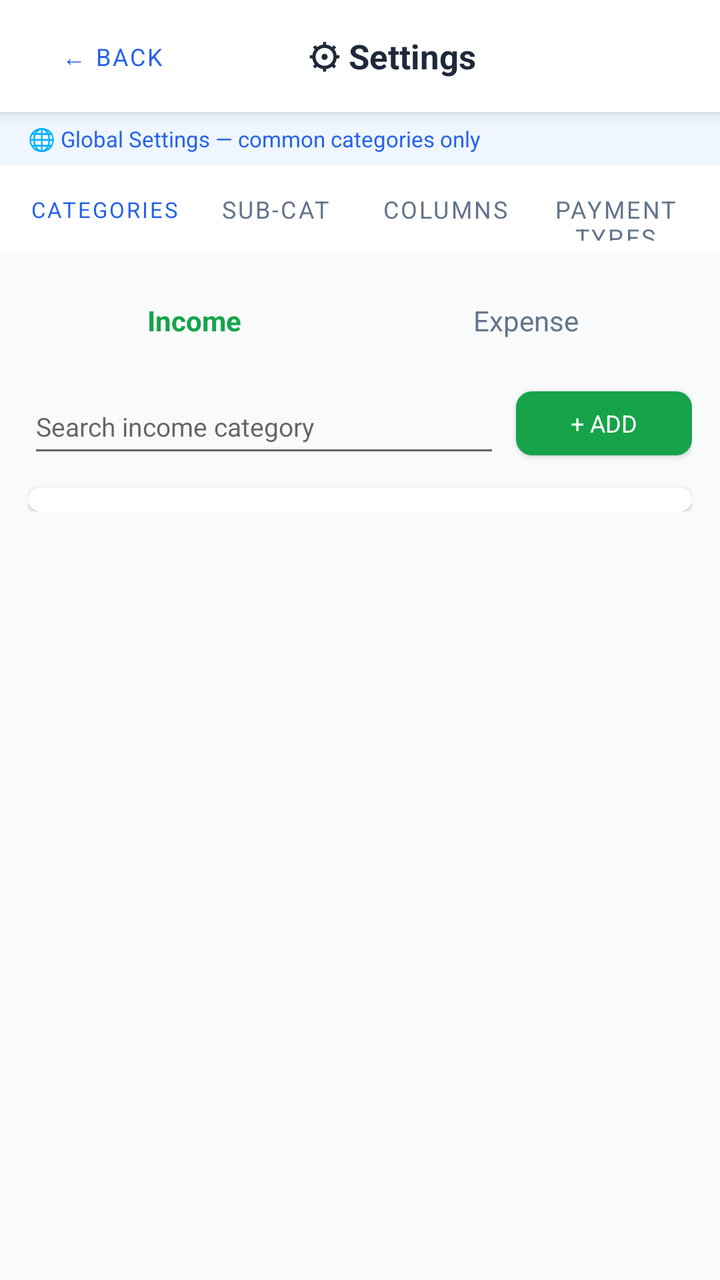
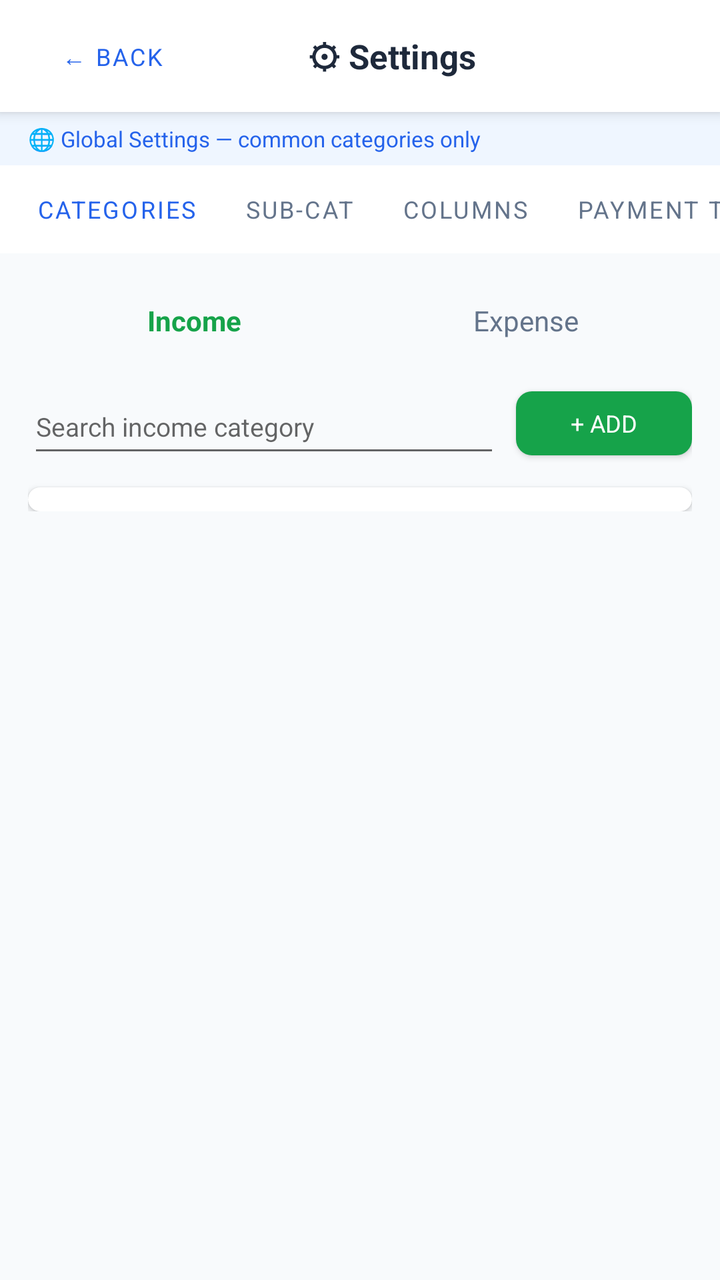

Screens rendered from an Android XML layout before and after an edit, with the pre-edit source and the edit as a unified diff.
<!-- AndroidManifest.xml: application theme Theme.ExpenseOS -->
<!-- res/layout/activity_settings.xml -->
<?xml version="1.0" encoding="utf-8"?>
<LinearLayout xmlns:android="http://schemas.android.com/apk/res/android"
    xmlns:app="http://schemas.android.com/apk/res-auto"
    android:layout_width="match_parent"
    android:layout_height="match_parent"
    android:orientation="vertical">

    
    <LinearLayout
        android:layout_width="match_parent"
        android:layout_height="56dp"
        android:background="@color/nav_bg"
        android:elevation="4dp"
        android:gravity="center_vertical"
        android:orientation="horizontal"
        android:paddingHorizontal="12dp">

        <Button
            android:id="@+id/btnBackSettings"
            style="@style/Widget.MaterialComponents.Button.TextButton"
            android:layout_width="wrap_content"
            android:layout_height="36dp"
            android:text="← Back"
            android:textSize="12sp" />

        <TextView
            android:layout_width="0dp"
            android:layout_height="wrap_content"
            android:layout_weight="1"
            android:gravity="center"
            android:text="⚙ Settings"
            android:textColor="@color/text"
            android:textSize="17sp"
            android:textStyle="bold" />

        <View
            android:layout_width="56dp"
            android:layout_height="1dp" />
    </LinearLayout>

    
    <TextView
        android:id="@+id/tvSettingsMode"
        android:layout_width="match_parent"
        android:layout_height="wrap_content"
        android:background="#EFF6FF"
        android:paddingHorizontal="14dp"
        android:paddingVertical="6dp"
        android:text="🌐 Global Settings — common categories only"
        android:textColor="@color/primary"
        android:textSize="11sp" />

    
    <LinearLayout
        android:layout_width="match_parent"
        android:layout_height="44dp"
        android:background="@color/nav_bg"
        android:orientation="horizontal"
        android:paddingHorizontal="10dp">

        <Button
            android:id="@+id/btnTabCat"
            style="@style/Widget.MaterialComponents.Button.TextButton"
            android:layout_width="0dp"
            android:layout_height="match_parent"
            android:layout_weight="1"
            android:paddingHorizontal="2dp"
            android:text="Categories"
            android:textColor="@color/primary"
            android:textSize="11sp" />

        <Button
            android:id="@+id/btnTabSub"
            style="@style/Widget.MaterialComponents.Button.TextButton"
            android:layout_width="0dp"
            android:layout_height="match_parent"
            android:layout_weight="1"
            android:text="Sub-Cat"
            android:textColor="@color/text_muted"
            android:textSize="12sp" />

        <Button
            android:id="@+id/btnTabColumns"
            style="@style/Widget.MaterialComponents.Button.TextButton"
            android:layout_width="0dp"
            android:layout_height="match_parent"
            android:layout_weight="1"
            android:text="Columns"
            android:textColor="@color/text_muted"
            android:textSize="12sp" />

        <Button
            android:id="@+id/btnTabPaymentTypes"
            style="@style/Widget.MaterialComponents.Button.TextButton"
            android:layout_width="0dp"
            android:layout_height="wrap_content"
            android:layout_weight="1"
            android:text="Payment Types"
            android:textColor="@color/text_muted"
            android:textSize="12sp" />
    </LinearLayout>

    <ScrollView
        android:layout_width="match_parent"
        android:layout_height="match_parent">

        <LinearLayout
            android:layout_width="match_parent"
            android:layout_height="wrap_content"
            android:orientation="vertical"
            android:padding="14dp">

            
            <LinearLayout
                android:id="@+id/panelCategories"
                android:layout_width="match_parent"
                android:layout_height="wrap_content"
                android:orientation="vertical">

                
                <LinearLayout
                    android:layout_width="match_parent"
                    android:layout_height="wrap_content"
                    android:layout_marginBottom="10dp"
                    android:orientation="horizontal">

                    <TextView
                        android:id="@+id/tabCatIncome"
                        android:layout_width="0dp"
                        android:layout_height="wrap_content"
                        android:layout_weight="1"
                        android:gravity="center"
                        android:paddingVertical="10dp"
                        android:text="Income"
                        android:textColor="@color/green"
                        android:textSize="14sp"
                        android:textStyle="bold" />

                    <TextView
                        android:id="@+id/tabCatExpense"
                        android:layout_width="0dp"
                        android:layout_height="wrap_content"
                        android:layout_weight="1"
                        android:gravity="center"
                        android:paddingVertical="10dp"
                        android:text="Expense"
                        android:textColor="@color/text_muted"
                        android:textSize="14sp" />
                </LinearLayout>

                
                <LinearLayout
                    android:layout_width="match_parent"
                    android:layout_height="wrap_content"
                    android:layout_marginBottom="10dp"
                    android:gravity="center_vertical"
                    android:orientation="horizontal">

                    <EditText
                        android:id="@+id/etCatSearch"
                        android:layout_width="0dp"
                        android:layout_height="44dp"
                        android:layout_marginEnd="8dp"
                        android:layout_weight="1"
                        android:hint="Search income category"
                        android:textSize="13sp" />

                    <Button
                        android:id="@+id/btnCatAdd"
                        style="@style/BtnSuccess"
                        android:layout_width="wrap_content"
                        android:layout_height="44dp"
                        android:paddingHorizontal="16dp"
                        android:text="+ ADD"
                        android:textSize="12sp" />
                </LinearLayout>

                <androidx.cardview.widget.CardView xmlns:app="http://schemas.android.com/apk/res-auto"
                    android:layout_width="match_parent"
                    android:layout_height="wrap_content"
                    app:cardCornerRadius="10dp"
                    app:cardElevation="2dp">

                    <androidx.recyclerview.widget.RecyclerView
                        android:id="@+id/rvCategoryList"
                        android:layout_width="match_parent"
                        android:layout_height="wrap_content"
                        android:nestedScrollingEnabled="false"
                        android:padding="6dp" />
                </androidx.cardview.widget.CardView>
            </LinearLayout>

            
            <LinearLayout
                android:id="@+id/panelSubCategories"
                android:layout_width="match_parent"
                android:layout_height="wrap_content"
                android:orientation="vertical"
                android:visibility="gone">

                
                <LinearLayout
                    android:layout_width="match_parent"
                    android:layout_height="wrap_content"
                    android:layout_marginBottom="10dp"
                    android:orientation="horizontal">

                    <TextView
                        android:id="@+id/tabSubIncome"
                        android:layout_width="0dp"
                        android:layout_height="wrap_content"
                        android:layout_weight="1"
                        android:gravity="center"
                        android:paddingVertical="10dp"
                        android:text="Income"
                        android:textColor="@color/green"
                        android:textSize="14sp"
                        android:textStyle="bold" />

                    <TextView
                        android:id="@+id/tabSubExpense"
                        android:layout_width="0dp"
                        android:layout_height="wrap_content"
                        android:layout_weight="1"
                        android:gravity="center"
                        android:paddingVertical="10dp"
                        android:text="Expense"
                        android:textColor="@color/text_muted"
                        android:textSize="14sp" />
                </LinearLayout>

                
                <LinearLayout
                    android:layout_width="match_parent"
                    android:layout_height="wrap_content"
                    android:layout_marginBottom="10dp"
                    android:gravity="center_vertical"
                    android:orientation="horizontal">

                    <EditText
                        android:id="@+id/etSubCatSearch"
                        android:layout_width="0dp"
                        android:layout_height="44dp"
                        android:layout_marginEnd="8dp"
                        android:layout_weight="1"
                        android:hint="Search sub category"
                        android:textSize="13sp" />

                    <Button
                        android:id="@+id/btnSubCatAdd"
                        style="@style/BtnPrimary"
                        android:layout_width="wrap_content"
                        android:layout_height="44dp"
                        android:paddingHorizontal="16dp"
                        android:text="+ ADD"
                        android:textSize="12sp" />
                </LinearLayout>

                <androidx.cardview.widget.CardView xmlns:app="http://schemas.android.com/apk/res-auto"
                    android:layout_width="match_parent"
                    android:layout_height="wrap_content"
                    app:cardCornerRadius="10dp"
                    app:cardElevation="2dp">

                    <androidx.recyclerview.widget.RecyclerView
                        android:id="@+id/rvSubCategoryList"
                        android:layout_width="match_parent"
                        android:layout_height="wrap_content"
                        android:nestedScrollingEnabled="false"
                        android:padding="6dp" />
                </androidx.cardview.widget.CardView>
            </LinearLayout>

            
            <LinearLayout
                android:id="@+id/panelColumns"
                android:layout_width="match_parent"
                android:layout_height="wrap_content"
                android:orientation="vertical"
                android:visibility="gone">

                <TextView
                    android:layout_width="match_parent"
                    android:layout_height="wrap_content"
                    android:layout_marginBottom="10dp"
                    android:background="#FEF9C3"
                    android:padding="8dp"
                    android:text="ℹ Custom columns are shared across all cashbooks (no per-book scoping yet)."
                    android:textColor="@color/amber"
                    android:textSize="11sp" />

                
                <androidx.cardview.widget.CardView xmlns:app="http://schemas.android.com/apk/res-auto"
                    android:layout_width="match_parent"
                    android:layout_height="wrap_content"
                    android:layout_marginBottom="12dp"
                    app:cardCornerRadius="10dp"
                    app:cardElevation="2dp">

                    <LinearLayout
                        android:layout_width="match_parent"
                        android:layout_height="wrap_content"
                        android:orientation="vertical"
                        android:padding="14dp">

                        <TextView
                            android:layout_width="wrap_content"
                            android:layout_height="wrap_content"
                            android:layout_marginBottom="10dp"
                            android:letterSpacing="0.08"
                            android:text="INCOME CUSTOM COLUMNS"
                            android:textAllCaps="true"
                            android:textColor="@color/green"
                            android:textSize="10sp"
                            android:textStyle="bold" />

                        <LinearLayout
                            android:layout_width="match_parent"
                            android:layout_height="wrap_content"
                            android:layout_marginBottom="8dp"
                            android:gravity="center_vertical"
                            android:orientation="horizontal">

                            <EditText
                                android:id="@+id/etNewIncomeCol"
                                android:layout_width="0dp"
                                android:layout_height="44dp"
                                android:layout_marginEnd="6dp"
                                android:layout_weight="1"
                                android:hint="New column, e.g. Payment Mode"
                                android:textSize="13sp" />

                            <Button
                                android:id="@+id/btnAddIncomeCol"
                                style="@style/BtnSuccess"
                                android:layout_width="wrap_content"
                                android:layout_height="44dp"
                                android:paddingHorizontal="10dp"
                                android:text="+ Add"
                                android:textSize="12sp" />
                        </LinearLayout>

                        <androidx.recyclerview.widget.RecyclerView
                            android:id="@+id/rvIncomeColumns"
                            android:layout_width="match_parent"
                            android:layout_height="wrap_content"
                            android:nestedScrollingEnabled="false" />
                    </LinearLayout>
                </androidx.cardview.widget.CardView>

                
                <androidx.cardview.widget.CardView xmlns:app="http://schemas.android.com/apk/res-auto"
                    android:layout_width="match_parent"
                    android:layout_height="wrap_content"
                    app:cardCornerRadius="10dp"
                    app:cardElevation="2dp">

                    <LinearLayout
                        android:layout_width="match_parent"
                        android:layout_height="wrap_content"
                        android:orientation="vertical"
                        android:padding="14dp">

                        <TextView
                            android:layout_width="wrap_content"
                            android:layout_height="wrap_content"
                            android:layout_marginBottom="10dp"
                            android:letterSpacing="0.08"
                            android:text="EXPENSE CUSTOM COLUMNS"
                            android:textAllCaps="true"
                            android:textColor="@color/red"
                            android:textSize="10sp"
                            android:textStyle="bold" />

                        <LinearLayout
                            android:layout_width="match_parent"
                            android:layout_height="wrap_content"
                            android:layout_marginBottom="8dp"
                            android:gravity="center_vertical"
                            android:orientation="horizontal">

                            <EditText
                                android:id="@+id/etNewExpenseCol"
                                android:layout_width="0dp"
                                android:layout_height="44dp"
                                android:layout_marginEnd="6dp"
                                android:layout_weight="1"
                                android:hint="New column, e.g. Payment Mode"
                                android:textSize="13sp" />

                            <Button
                                android:id="@+id/btnAddExpenseCol"
                                style="@style/BtnDanger"
                                android:layout_width="wrap_content"
                                android:layout_height="44dp"
                                android:paddingHorizontal="10dp"
                                android:text="+ Add"
                                android:textSize="12sp" />
                        </LinearLayout>

                        <androidx.recyclerview.widget.RecyclerView
                            android:id="@+id/rvExpenseColumns"
                            android:layout_width="match_parent"
                            android:layout_height="wrap_content"
                            android:nestedScrollingEnabled="false" />
                    </LinearLayout>
                </androidx.cardview.widget.CardView>
            </LinearLayout>

            
            <LinearLayout
                android:id="@+id/panelPaymentTypes"
                android:layout_width="match_parent"
                android:layout_height="wrap_content"
                android:orientation="vertical"
                android:visibility="gone">

                
                <LinearLayout
                    android:layout_width="match_parent"
                    android:layout_height="wrap_content"
                    android:layout_marginBottom="10dp"
                    android:gravity="center_vertical"
                    android:orientation="horizontal">

                    <EditText
                        android:id="@+id/etPaySearch"
                        android:layout_width="0dp"
                        android:layout_height="44dp"
                        android:layout_marginEnd="8dp"
                        android:layout_weight="1"
                        android:hint="Search payment type"
                        android:textSize="13sp" />

                    <Button
                        android:id="@+id/btnAddPaymentType"
                        style="@style/BtnSuccess"
                        android:layout_width="wrap_content"
                        android:layout_height="44dp"
                        android:paddingHorizontal="16dp"
                        android:text="+ ADD"
                        android:textSize="12sp" />
                </LinearLayout>

                <androidx.cardview.widget.CardView xmlns:app="http://schemas.android.com/apk/res-auto"
                    android:layout_width="match_parent"
                    android:layout_height="wrap_content"
                    app:cardCornerRadius="10dp"
                    app:cardElevation="2dp">

                    <androidx.recyclerview.widget.RecyclerView
                        android:id="@+id/rvPaymentTypes"
                        android:layout_width="match_parent"
                        android:layout_height="wrap_content"
                        android:nestedScrollingEnabled="false"
                        android:padding="6dp" />
                </androidx.cardview.widget.CardView>
            </LinearLayout>

        </LinearLayout>
    </ScrollView>
</LinearLayout>
<!-- resources referenced by this layout -->
<resources>
  <color name="amber">#D97706</color>
  <color name="green">#16A34A</color>
  <color name="nav_bg">#FFFFFF</color>
  <color name="primary">#2563EB</color>
  <color name="red">#DC2626</color>
  <color name="text">#1E293B</color>
  <color name="text_muted">#64748B</color>
  <style name="BtnDanger" parent="Widget.MaterialComponents.Button.OutlinedButton">
          <item name="strokeColor">@color/red</item>
          <item name="android:textColor">@color/red</item>
          <item name="cornerRadius">8dp</item>
          <item name="android:letterSpacing">0</item>
      </style>
  <style name="BtnPrimary" parent="Widget.MaterialComponents.Button">
          <item name="backgroundTint">@color/primary</item>
          <item name="android:textColor">@color/white</item>
          <item name="cornerRadius">8dp</item>
          <item name="android:letterSpacing">0</item>
      </style>
  <style name="BtnSuccess" parent="Widget.MaterialComponents.Button">
          <item name="backgroundTint">@color/green</item>
          <item name="android:textColor">@color/white</item>
          <item name="cornerRadius">8dp</item>
          <item name="android:letterSpacing">0</item>
      </style>
  <style name="Theme.ExpenseOS" parent="Theme.MaterialComponents.Light.NoActionBar">
          <item name="colorPrimary">@color/primary</item>
          <item name="colorPrimaryDark">@color/primary_dark</item>
          <item name="colorAccent">@color/primary</item>
          <item name="android:windowBackground">@color/bg</item>
          <item name="android:fontFamily">sans-serif</item>
          <item name="android:statusBarColor">@color/primary_dark</item>
      </style>
  <color name="white">#FFFFFF</color>
  <color name="primary_dark">#1D4ED8</color>
  <color name="bg">#F8FAFC</color>
</resources>

<!-- the commit's change to res/layout/activity_settings.xml (unified diff, before → after) -->
@@ -51,54 +51,124 @@
         android:textSize="11sp" />
 
     
-    <LinearLayout
+    
+    
+    
+    
+    
+    
+
+    
+    
+    
+    
+    
+    
+    
+    
+    
+    
+
+    
+    
+    
+    
+    
+    
+    
+    
+    
+
+    
+    
+    
+    
+    
+    
+    
+    
+    
+
+    
+    
+    
+    
+    
+    
+    
+    
+    
+    
+
+    
+    <HorizontalScrollView
         android:layout_width="match_parent"
         android:layout_height="44dp"
         android:background="@color/nav_bg"
-        android:orientation="horizontal"
-        android:paddingHorizontal="10dp">
-
-        <Button
-            android:id="@+id/btnTabCat"
-            style="@style/Widget.MaterialComponents.Button.TextButton"
-            android:layout_width="0dp"
+        android:scrollbars="none">
+
+        <LinearLayout
+            android:layout_width="wrap_content"
             android:layout_height="match_parent"
-            android:layout_weight="1"
-            android:paddingHorizontal="2dp"
-            android:text="Categories"
-            android:textColor="@color/primary"
-            android:textSize="11sp" />
-
-        <Button
-            android:id="@+id/btnTabSub"
-            style="@style/Widget.MaterialComponents.Button.TextButton"
-            android:layout_width="0dp"
-            android:layout_height="match_parent"
-            android:layout_weight="1"
-            android:text="Sub-Cat"
-            android:textColor="@color/text_muted"
-            android:textSize="12sp" />
-
-        <Button
-            android:id="@+id/btnTabColumns"
-            style="@style/Widget.MaterialComponents.Button.TextButton"
-            android:layout_width="0dp"
-            android:layout_height="match_parent"
-            android:layout_weight="1"
-            android:text="Columns"
-            android:textColor="@color/text_muted"
-            android:textSize="12sp" />
-
-        <Button
-            android:id="@+id/btnTabPaymentTypes"
-            style="@style/Widget.MaterialComponents.Button.TextButton"
-            android:layout_width="0dp"
-            android:layout_height="wrap_content"
-            android:layout_weight="1"
-            android:text="Payment Types"
-            android:textColor="@color/text_muted"
-            android:textSize="12sp" />
-    </LinearLayout>
+            android:orientation="horizontal"
+            android:paddingHorizontal="6dp">
+
+            <Button
+                android:id="@+id/btnTabCat"
+                style="@style/Widget.MaterialComponents.Button.TextButton"
+                android:layout_width="wrap_content"
+                android:layout_height="match_parent"
+                android:minWidth="0dp"
+                android:paddingHorizontal="12dp"
+                android:text="Categories"
+                android:textColor="@color/primary"
+                android:textSize="12sp" />
+
+            <Button
+                android:id="@+id/btnTabSub"
+                style="@style/Widget.MaterialComponents.Button.TextButton"
+                android:layout_width="wrap_content"
+                android:layout_height="match_parent"
+                android:minWidth="0dp"
+                android:paddingHorizontal="12dp"
+                android:text="Sub-Cat"
+                android:textColor="@color/text_muted"
+                android:textSize="12sp" />
+
+            <Button
+                android:id="@+id/btnTabColumns"
+                style="@style/Widget.MaterialComponents.Button.TextButton"
+                android:layout_width="wrap_content"
+                android:layout_height="match_parent"
+                android:minWidth="0dp"
+                android:paddingHorizontal="12dp"
+                android:text="Columns"
+                android:textColor="@color/text_muted"
+                android:textSize="12sp" />
+
+            <Button
+                android:id="@+id/btnTabPaymentTypes"
+                style="@style/Widget.MaterialComponents.Button.TextButton"
+                android:layout_width="wrap_content"
+                android:layout_height="match_parent"
+                android:minWidth="0dp"
+                android:paddingHorizontal="12dp"
+                android:text="Payment Types"
+                android:textColor="@color/text_muted"
+                android:textSize="12sp" />
+
+            <Button
+                android:id="@+id/btnTabKeywords"
+                style="@style/Widget.MaterialComponents.Button.TextButton"
+                android:layout_width="wrap_content"
+                android:layout_height="match_parent"
+                android:minWidth="0dp"
+                android:paddingHorizontal="12dp"
+                android:text="Keywords"
+                android:textColor="@color/text_muted"
+                android:textSize="12sp" />
+        </LinearLayout>
+    </HorizontalScrollView>
 
     <ScrollView
         android:layout_width="match_parent"
@@ -454,6 +524,66 @@
                         android:layout_height="wrap_content"
                         android:nestedScrollingEnabled="false"
                         android:padding="6dp" />
+                    
+                </androidx.cardview.widget.CardView>
+            </LinearLayout>
+
+            
+            <LinearLayout
+                android:id="@+id/panelKeywords"
+                android:layout_width="match_parent"
+                android:layout_height="wrap_content"
+                android:orientation="vertical"
+                android:visibility="gone">
+
+                <TextView
+                    android:layout_width="match_parent"
+                    android:layout_height="wrap_content"
+                    android:layout_marginBottom="10dp"
+                    android:background="#EFF6FF"
+                    android:padding="8dp"
+                    android:text="💡 When a keyword is found in the Remark/Note while adding a transaction, its category (and sub-category, if set) is picked automatically."
+                    android:textColor="@color/primary"
+                    android:textSize="11sp" />
+
+                <LinearLayout
+                    android:layout_width="match_parent"
+                    android:layout_height="wrap_content"
+                    android:layout_marginBottom="10dp"
+                    android:gravity="center_vertical"
+                    android:orientation="horizontal">
+
+                    <EditText
+                        android:id="@+id/etKwSearch"
+                        android:layout_width="0dp"
+                        android:layout_height="44dp"
+                        android:layout_marginEnd="8dp"
+                        android:layout_weight="1"
+                        android:hint="Search keyword"
+                        android:textSize="13sp" />
+
+                    <Button
+                        android:id="@+id/btnKwAdd"
+                        style="@style/BtnPrimary"
+                        android:layout_width="wrap_content"
+                        android:layout_height="44dp"
+                        android:paddingHorizontal="16dp"
+                        android:text="+ ADD"
+                        android:textSize="12sp" />
+                </LinearLayout>
+
+                <androidx.cardview.widget.CardView xmlns:app="http://schemas.android.com/apk/res-auto"
+                    android:layout_width="match_parent"
+                    android:layout_height="wrap_content"
+                    app:cardCornerRadius="10dp"
+                    app:cardElevation="2dp">
+
+                    <androidx.recyclerview.widget.RecyclerView
+                        android:id="@+id/rvKeywordList"
+                        android:layout_width="match_parent"
+                        android:layout_height="wrap_content"
+                        android:nestedScrollingEnabled="false"
+                        android:padding="6dp" />
                 </androidx.cardview.widget.CardView>
             </LinearLayout>
 
